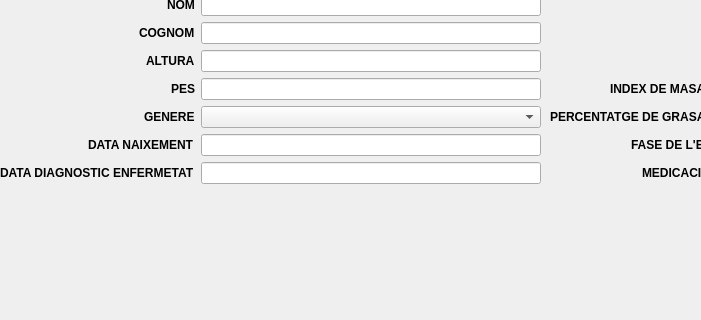
enriquepoler/2damUAProject, file login_jesus/ui/alta_pacients.ui: the form before one commit; both pictures show x 0 to 701 and y 94 to 414 of the 1124 by 701 pixel window.
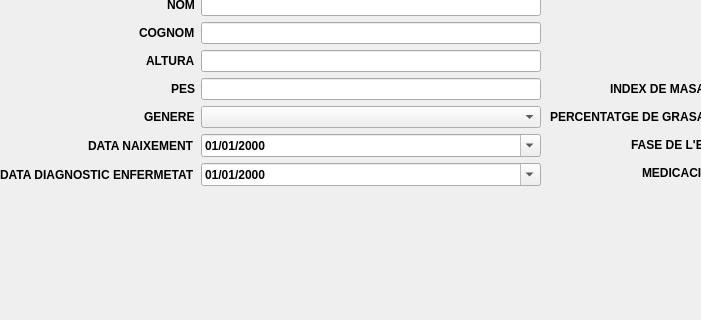
The form after the commit.

Commit message: millores pacients

```diff
--- a/login_jesus/ui/alta_pacients.ui
+++ b/login_jesus/ui/alta_pacients.ui
@@ -182,9 +182,6 @@
       </property>
      </widget>
     </item>
-    <item row="6" column="1">
-     <widget class="QLineEdit" name="textBirthDate"/>
-    </item>
     <item row="7" column="0">
      <widget class="QLabel" name="label_11">
       <property name="text">
@@ -192,12 +189,29 @@
       </property>
      </widget>
     </item>
-    <item row="7" column="1">
-     <widget class="QLineEdit" name="textDEDate"/>
-    </item>
     <item row="5" column="1">
      <widget class="QComboBox" name="cbGender"/>
     </item>
+    <item row="7" column="1">
+     <widget class="QDateEdit" name="textDEDate">
+      <property name="displayFormat">
+       <string>dd/MM/yyyy</string>
+      </property>
+      <property name="calendarPopup">
+       <bool>true</bool>
+      </property>
+     </widget>
+    </item>
+    <item row="6" column="1">
+     <widget class="QDateEdit" name="textBirthDate">
+      <property name="displayFormat">
+       <string>dd/MM/yyyy</string>
+      </property>
+      <property name="calendarPopup">
+       <bool>true</bool>
+      </property>
+     </widget>
+    </item>
    </layout>
   </widget>
   <widget class="QPushButton" name="return_btn">
```
The commit also changes 4 other files.
